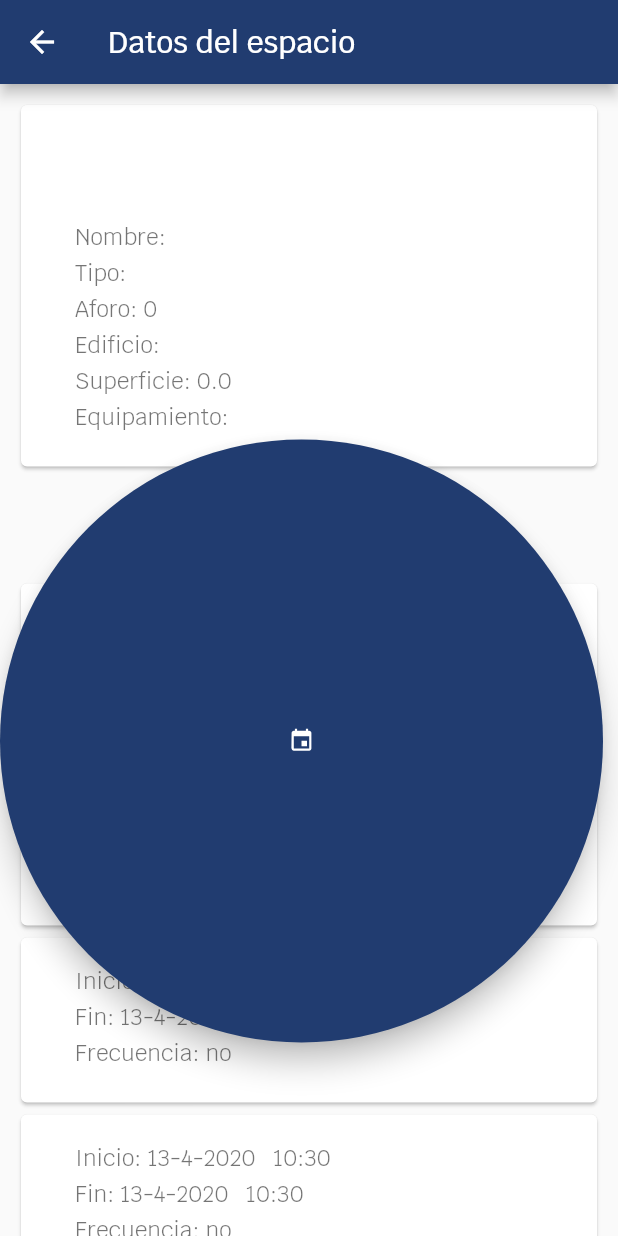
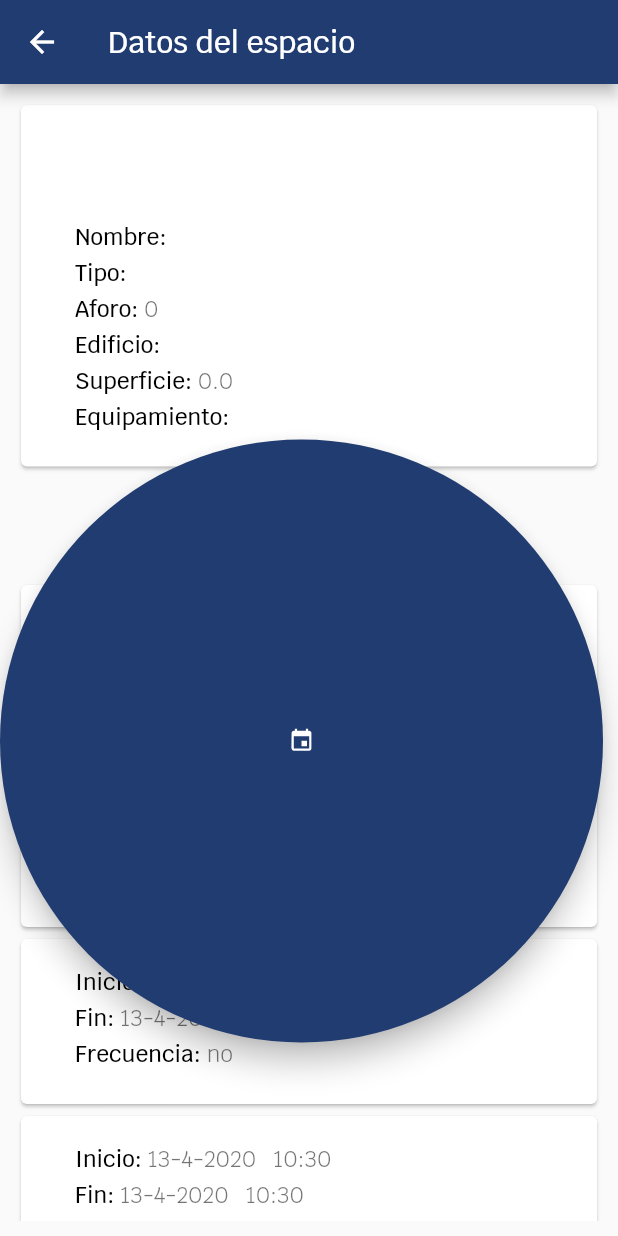
Before and after one commit to UNIZAR-30249-20220-uCampus/frontend, a Flutter app: the SpaceInfoScreen screen opened directly with empty values, on a phone screen of 412 x 824 dp. Run offline on Flutter 3.47's test engine with Material 2 defaults, Android fonts, the light colour scheme and no system bars; drawn by our look-alikes of flutter_speed_dial; our stand-ins replace async_redux, flutter_datetime_picker, flutter_map, get_it, latlong, rounded_loading_button; generated files the repository leaves out were written again; statements that could not run were skipped.

Commit message:
modif: visual enhancements

```diff
--- a/lib/ui/screens/space_info_screen.dart
+++ b/lib/ui/screens/space_info_screen.dart
@@ -23,6 +23,7 @@ class SpaceInfoScreen extends StatelessWidget {
               top: 10,
               right: 10,
               left: 10,
+              bottom: 10,
               child: Container(
                 height: MediaQuery.of(context).size.height,
                 child: ListView(
--- a/lib/ui/widgets/space_info/pending_reservations_card.dart
+++ b/lib/ui/widgets/space_info/pending_reservations_card.dart
@@ -35,7 +35,7 @@ class PendingReservationsCard extends StatelessWidget {
                                     top: 30, bottom: 10, left: 5),
                                 child: Text('Reservas pendientes ',
                                     style: TextStyle(
-                                      fontSize: 23,
+                                      fontSize: 24,
                                     ))))),
                     for (var reservation in snapshot.data)
                       Card(
@@ -51,10 +51,14 @@ class PendingReservationsCard extends StatelessWidget {
                                   Padding(
                                       padding:
                                           EdgeInsets.only(left: 10, top: 15),
-                                      child: Text(
-                                          'Inicio: ' +
-                                              reservation.inicio.day
-                                                  .toString() +
+                                      child: Row(children: <Widget>[
+                                        Text("Inicio: ",
+                                            style: TextStyle(
+                                                fontSize: 15,
+                                                fontWeight: FontWeight.w500,
+                                                color: Colors.black)),
+                                        Text(
+                                            reservation.inicio.day.toString() +
                                                 '-' +
                                                 reservation.inicio.month
                                                     .toString() +
@@ -70,35 +74,50 @@ class PendingReservationsCard extends StatelessWidget {
                                                 ' ',
                                             style: TextStyle(
                                               fontSize: 15,
-                                          ))),
+                                            ))
+                                      ])),
                                   Padding(
                                       padding:
                                           EdgeInsets.only(top: 5, left: 10),
-                                      child: Text(
-                                          'Fin: ' +
+                                      child: Row(children: <Widget>[
+                                        Text("Fin: ",
+                                            style: TextStyle(
+                                                fontSize: 15,
+                                                fontWeight: FontWeight.w500,
+                                                color: Colors.black)),
+                                        Text(
                                             reservation.fin.day.toString() +
                                                 '-' +
-                                              reservation.fin.month.toString() +
+                                                reservation.fin.month
+                                                    .toString() +
                                                 '-' +
-                                              reservation.fin.year.toString() +
+                                                reservation.fin.year
+                                                    .toString() +
                                                 '   ' +
-                                              reservation.fin.hour.toString() +
+                                                reservation.fin.hour
+                                                    .toString() +
                                                 ':' +
                                                 reservation.fin.minute
                                                     .toString() +
                                                 ' ',
                                             style: TextStyle(
                                               fontSize: 15,
-                                          ))),
+                                            ))
+                                      ])),
                                   Padding(
                                       padding:
                                           EdgeInsets.only(top: 5, left: 10),
-                                      child: Text(
-                                          'Frecuencia: ' +
-                                              reservation.frecuencia,
+                                      child: Row(children: <Widget>[
+                                        Text('Frecuencia: ',
                                             style: TextStyle(
                                                 fontSize: 15,
-                                          ))),
+                                                fontWeight: FontWeight.w500,
+                                                color: Colors.black)),
+                                        Text(reservation.frecuencia,
+                                            style: TextStyle(
+                                              fontSize: 15,
+                                            ))
+                                      ])),
                                 ],
                               ),
                             )),
--- a/lib/ui/widgets/space_info/space_info_card.dart
+++ b/lib/ui/widgets/space_info/space_info_card.dart
@@ -28,40 +28,76 @@ class SpaceInfoCard extends StatelessWidget {
                   children: <Widget>[
                     Padding(
                         padding: EdgeInsets.only(top: 5, left: 10),
-                        child: Text('Nombre: ' + space.name,
+                        child: Row(children: <Widget>[
+                          Text('Nombre: ',
                               style: TextStyle(
                                   fontSize: 15,
-                            ))),
+                                  fontWeight: FontWeight.w500,
+                                  color: Colors.black)),
+                          Text(space.name,
+                              style: TextStyle(
+                                fontSize: 15,
+                              ))
+                        ])),
                     Padding(
                         padding: EdgeInsets.only(top: 5, left: 10),
-                        child: Text('Tipo: ' + space.kind,
+                        child: Row(children: <Widget>[
+                          Text('Tipo: ',
                               style: TextStyle(
                                   fontSize: 15,
-                            ))),
+                                  fontWeight: FontWeight.w500,
+                                  color: Colors.black)),
+                          Text(space.kind,
+                              style: TextStyle(
+                                fontSize: 15,
+                              ))
+                        ])),
                     Padding(
                         padding: EdgeInsets.only(top: 5, left: 10),
-                        child: Text('Aforo: ' + space.capacity.toString(),
+                        child: Row(children: <Widget>[
+                          Text('Aforo: ',
                               style: TextStyle(
                                   fontSize: 15,
-                            ))),
+                                  fontWeight: FontWeight.w500,
+                                  color: Colors.black)),
+                          Text(space.capacity.toString(),
+                              style: TextStyle(
+                                fontSize: 15,
+                              ))
+                        ])),
                     Padding(
                         padding: EdgeInsets.only(top: 5, left: 10),
-                        child: Text('Edificio: ' + space.building,
+                        child: Row(children: <Widget>[
+                          Text('Edificio: ',
                               style: TextStyle(
                                   fontSize: 15,
-                            ))),
+                                  fontWeight: FontWeight.w500,
+                                  color: Colors.black)),
+                          Text(space.building,
+                              style: TextStyle(
+                                fontSize: 15,
+                              ))
+                        ])),
                     Padding(
                         padding: EdgeInsets.only(top: 5, left: 10),
-                        child: Text('Superficie: ' + space.surface.toString(),
+                        child: Row(children: <Widget>[
+                          Text('Superficie: ',
                               style: TextStyle(
                                   fontSize: 15,
-                            ))),
+                                  fontWeight: FontWeight.w500,
+                                  color: Colors.black)),
+                          Text(space.surface.toString(),
+                              style: TextStyle(
+                                fontSize: 15,
+                              ))
+                        ])),
                     Padding(
                         padding: EdgeInsets.only(top: 5, left: 10),
                         child: Text('Equipamiento: ',
                             style: TextStyle(
                                 fontSize: 15,
-                            ))),
+                                fontWeight: FontWeight.w500,
+                                color: Colors.black))),
                     for (var equipment in space.equipments)
                       Column(
                         children: <Widget>[
```
Lines whose indentation alone changed are shown as unchanged.
